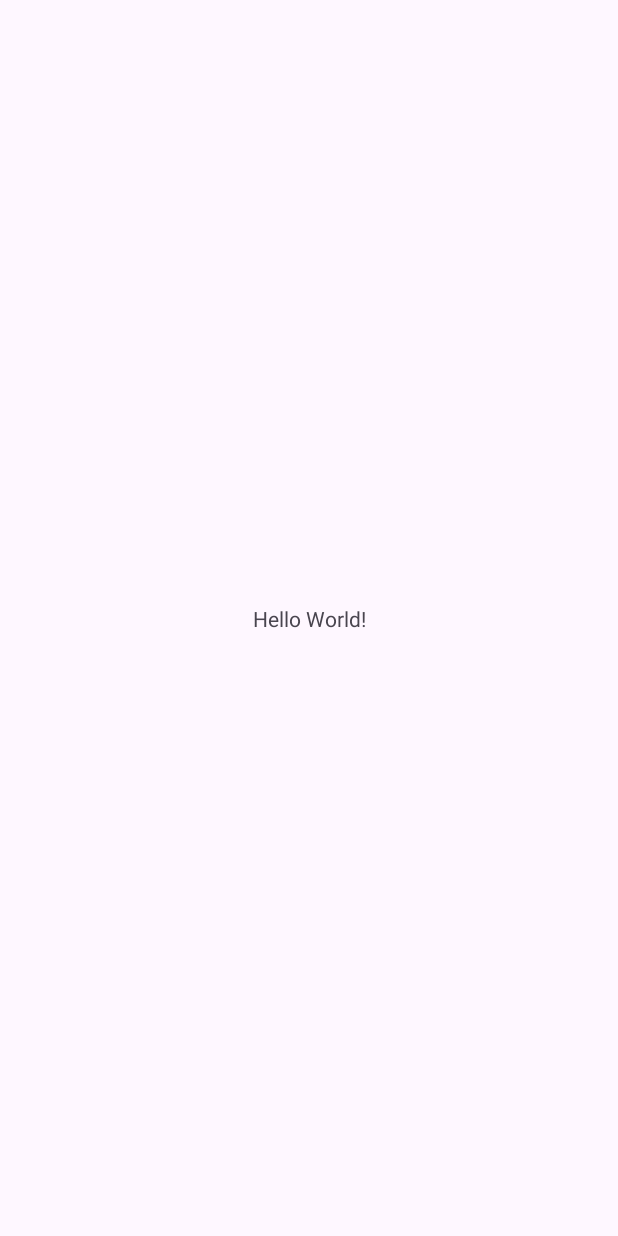
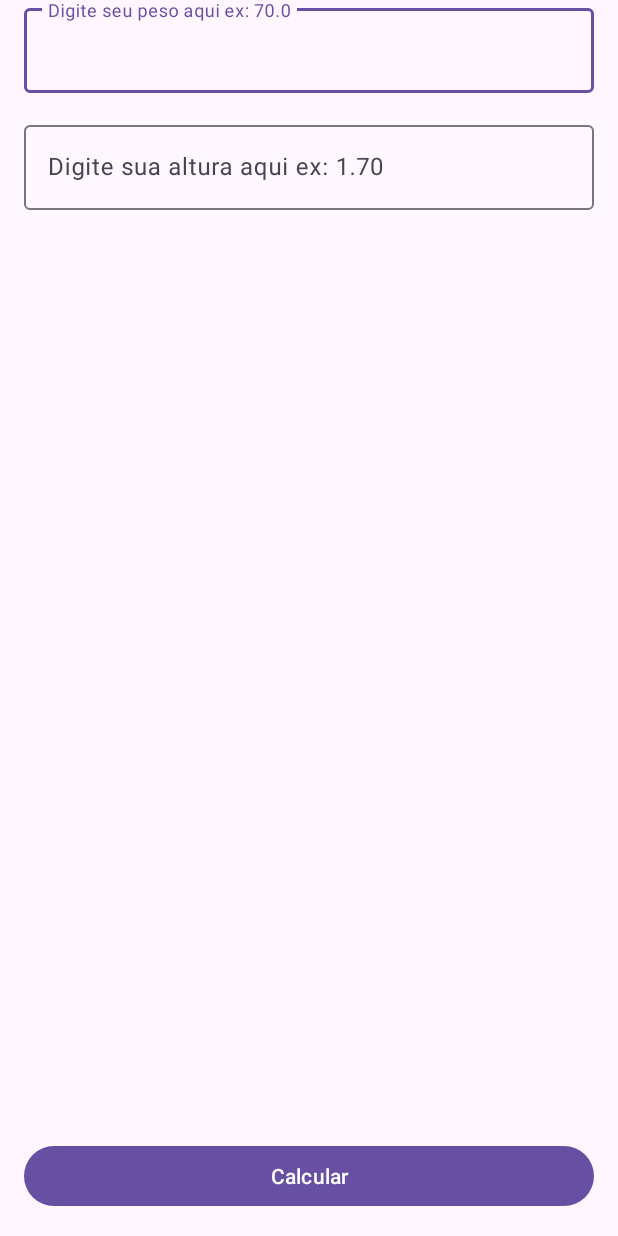
Before and after one commit to rohdrgs/calculadora-imc, an Android app: the screen it shows after launch (MainActivity), on a phone screen of 412 x 824 dp. Before the commit the screen is almost empty. Run offline under Robolectric (Android 15) with nearby library versions, the phone set to English and light mode, and no system bars.

Commit message:
tela inicial editext

```diff
--- a/app/src/main/java/com/comunidadedevspace/imc/MainActivity.kt
+++ b/app/src/main/java/com/comunidadedevspace/imc/MainActivity.kt
@@ -2,10 +2,43 @@ package com.comunidadedevspace.imc
 
 import androidx.appcompat.app.AppCompatActivity
 import android.os.Bundle
+import android.widget.Button
+import androidx.lifecycle.findViewTreeViewModelStoreOwner
+import com.google.android.material.textfield.TextInputEditText
 
 class MainActivity : AppCompatActivity() {
     override fun onCreate(savedInstanceState: Bundle?) {
         super.onCreate(savedInstanceState)
         setContentView(R.layout.activity_main)
-    }
+
+        // Recuperar componentes EditText
+        // Criar uma variavel e associar (=) o componente de UI <EditText>
+
+
+
+        val edtPeso = findViewById<TextInputEditText>(R.id.edit_peso)
+        val edtAltura = findViewById<TextInputEditText>(R.id.edt_altura)
+
+        val btnCalcular = findViewById<Button>(R.id.btn_Calcular)
+
+
+
+        btnCalcular.setOnClickListener {
+            val peso = edtPeso.text
+            val altura = edtAltura.text
+
+
+            println("RODRIGO ASSUNÇÃO" + altura)
+        }
+
+
+        }
+
+
+
+
+
+
+
+
 }
--- a/app/src/main/res/layout/activity_main.xml
+++ b/app/src/main/res/layout/activity_main.xml
@@ -6,13 +6,52 @@
     android:layout_height="match_parent"
     tools:context=".MainActivity">
 
-    <TextView
-        android:layout_width="wrap_content"
+
+    <Button
+        android:id="@+id/btn_Calcular"
+        android:layout_width="match_parent"
         android:layout_height="wrap_content"
-        android:text="Hello World!"
+        android:layout_margin="16dp"
+
+        android:text="Calcular"
         app:layout_constraintBottom_toBottomOf="parent"
         app:layout_constraintEnd_toEndOf="parent"
+        app:layout_constraintStart_toStartOf="parent" />
+
+    <com.google.android.material.textfield.TextInputLayout
+        android:id="@+id/textInputLayout4"
+        android:layout_width="match_parent"
+        android:layout_height="wrap_content"
+        android:layout_margin="16dp"
+
+        app:layout_constraintEnd_toEndOf="parent"
         app:layout_constraintStart_toStartOf="parent"
-        app:layout_constraintTop_toTopOf="parent" />
+        tools:layout_editor_absoluteY="139dp">
 
+        <com.google.android.material.textfield.TextInputEditText
+            android:id="@+id/edit_peso"
+
+            android:layout_width="match_parent"
+            android:layout_height="wrap_content"
+            android:hint="Digite seu peso aqui ex: 70.0"
+            android:inputType="numberDecimal" />
+    </com.google.android.material.textfield.TextInputLayout>
+
+    <com.google.android.material.textfield.TextInputLayout
+        android:layout_width="match_parent"
+        android:layout_height="wrap_content"
+        android:layout_margin="16dp"
+
+        app:layout_constraintEnd_toEndOf="parent"
+        app:layout_constraintStart_toStartOf="parent"
+        app:layout_constraintTop_toBottomOf="@+id/textInputLayout4">
+
+        <com.google.android.material.textfield.TextInputEditText
+            android:id="@+id/edt_altura"
+
+            android:layout_width="match_parent"
+            android:layout_height="wrap_content"
+            android:hint="Digite sua altura aqui ex: 1.70"
+            android:inputType="numberDecimal" />
+    </com.google.android.material.textfield.TextInputLayout>
 </androidx.constraintlayout.widget.ConstraintLayout>
```
